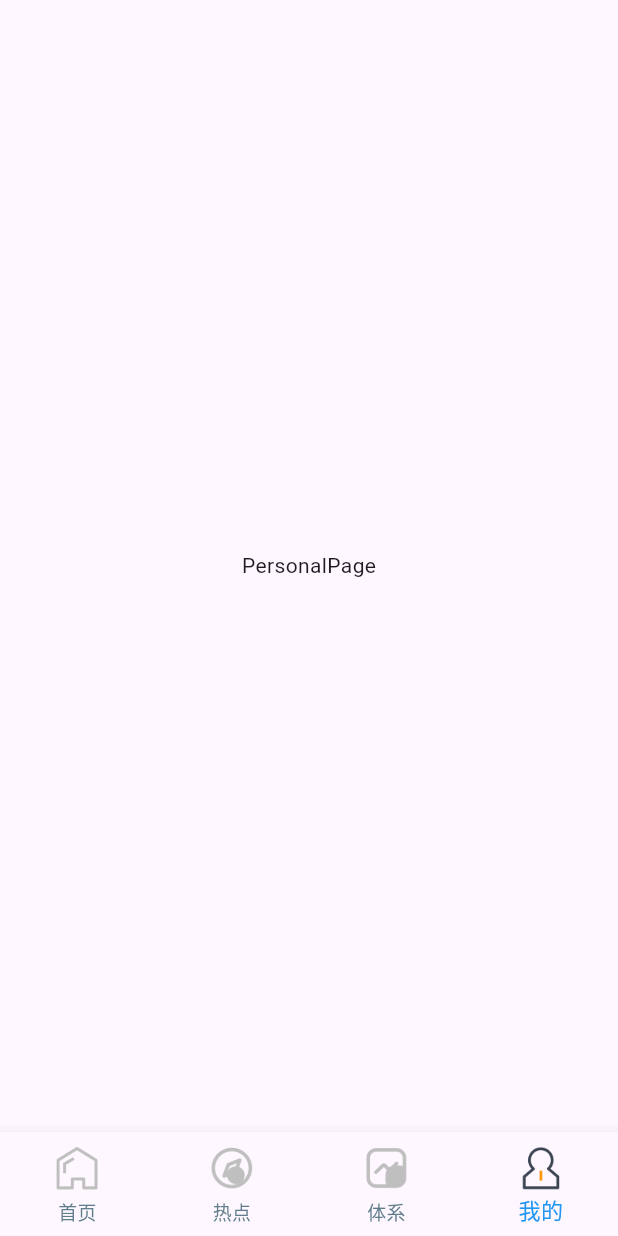
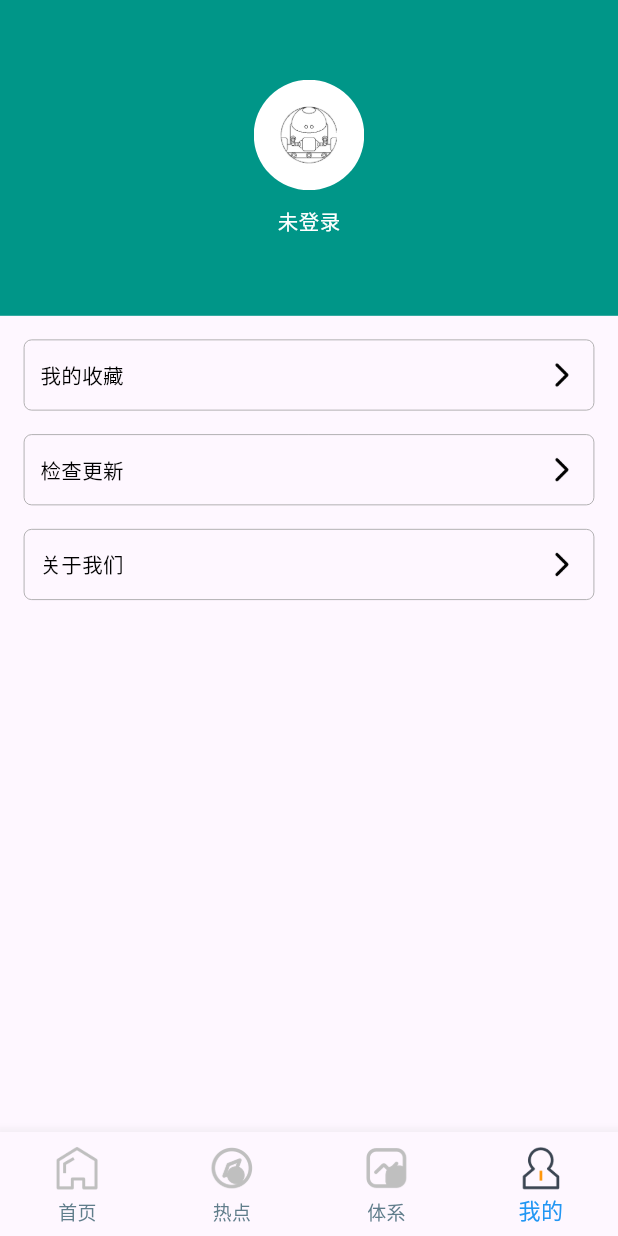
Before and after one commit to huojieren/Wan-Android, a Flutter app: the screen it shows after launch, item 4 of the bottom bar chosen, on a phone screen of 412 x 824 dp. Run offline on Flutter 3.47's test engine with Material 3 defaults, Android fonts, the phone set to English and light mode, and no system bars; drawn by our look-alikes of oktoast; our stand-ins replace dio, flutter_screenutil, flutter_swiper_view, pull_to_refresh; network calls fail; statements that could not run were skipped.

Commit message:
feat(auth): 添加登录和注册页面
- 新增 common_style.dart 文件，定义通用的输入框和按钮样式
- 创建 login_page.dart 和 register_page.dart 文件，实现登录和注册页面
- 更新 personal_page.dart，添加用户未登录状态的头部和设置项
- 在 routes.dart 中添加登录和注册页面的路由

```diff
--- a/lib/pages/personal/personal_page.dart
+++ b/lib/pages/personal/personal_page.dart
@@ -1,4 +1,7 @@
 import 'package:flutter/material.dart';
+import 'package:flutter_demo/pages/auth/login_page.dart';
+import 'package:flutter_demo/route/RouteUtils.dart';
+import 'package:flutter_screenutil/flutter_screenutil.dart';
 
 class PersonalPage extends StatefulWidget {
   const PersonalPage({super.key});
@@ -13,7 +16,78 @@ class _PersonalPageState extends State<PersonalPage> {
   @override
   Widget build(BuildContext context) {
     return Scaffold(
-      body: SafeArea(child: Center(child: Text("PersonalPage"))),
+      body: SafeArea(
+        child: Column(
+          children: [
+            _header(() {
+              RouteUtils.push(context, LoginPage());
+            }),
+            _settingsItem("我的收藏", () {}),
+            _settingsItem("检查更新", () {}),
+            _settingsItem("关于我们", () {}),
+          ],
+        ),
+      ),
+    );
+  }
+
+  Widget _header(GestureTapCallback? onItemTap) {
+    return Container(
+      alignment: Alignment.center,
+      color: Colors.teal,
+      width: double.infinity,
+      height: 200.h,
+      child: Column(
+        mainAxisAlignment: MainAxisAlignment.center,
+        children: [
+          ClipRRect(
+            borderRadius: BorderRadius.circular(35.r),
+            child: GestureDetector(
+              onTap: onItemTap,
+              child: Image.asset(
+                "assets/images/logo.png",
+                width: 70.r,
+                height: 70.r,
+                fit: BoxFit.cover,
+              ),
+            ),
+          ),
+          SizedBox(height: 10.h),
+          GestureDetector(
+            onTap: onItemTap,
+            child: Text(
+              "未登录",
+              style: TextStyle(fontSize: 13.sp, color: Colors.white),
+            ),
+          ),
+        ],
+      ),
+    );
+  }
+
+  Widget _settingsItem(String? title, GestureTapCallback? onItemTap) {
+    return GestureDetector(
+      onTap: onItemTap,
+      child: Container(
+        padding: EdgeInsets.symmetric(horizontal: 10.w),
+        margin: EdgeInsets.only(left: 15.w, right: 15.w, top: 15.h),
+        width: double.infinity,
+        height: 45.h,
+        decoration: BoxDecoration(
+          border: Border.all(color: Colors.grey, width: 0.5.r),
+          borderRadius: BorderRadius.all(Radius.circular(5.r)),
+        ),
+        child: Row(
+          mainAxisAlignment: MainAxisAlignment.spaceBetween,
+          children: [
+            Text(
+              title ?? "",
+              style: TextStyle(fontSize: 13.sp, color: Colors.black),
+            ),
+            Image.asset("assets/images/img_arrow_right.png", width: 20.r, height: 20.r),
+          ],
+        ),
+      ),
     );
   }
 }
--- a/lib/route/routes.dart
+++ b/lib/route/routes.dart
@@ -1,4 +1,6 @@
 import 'package:flutter/material.dart';
+import 'package:flutter_demo/pages/auth/login_page.dart';
+import 'package:flutter_demo/pages/auth/register_page.dart';
 import 'package:flutter_demo/pages/tab_page.dart';
 import 'package:flutter_demo/pages/web_view_page.dart';
 
@@ -9,6 +11,10 @@ class Routes {
         return pageRoute(TabPage(), settings: settings);
       case RoutePath.webViewPage:
         return pageRoute(WebViewPage(title: "跳转信息"), settings: settings);
+      case RoutePath.loginPage:
+        return pageRoute(LoginPage(), settings: settings);
+      case RoutePath.registerPage:
+        return pageRoute(RegisterPage(), settings: settings);
     }
     return pageRoute(
       Scaffold(
@@ -39,4 +45,6 @@ class Routes {
 class RoutePath {
   static const String tab = "/";
   static const String webViewPage = "/web_view_page";
+  static const String loginPage = "/login_page";
+  static const String registerPage = "/register_page";
 }
```
Also changed, not shown: lib/common_ui/common_style.dart (added, +45 -0 lines), lib/pages/auth/login_page.dart (added, +58 -0 lines), lib/pages/auth/register_page.dart (added, +37 -0 lines).
